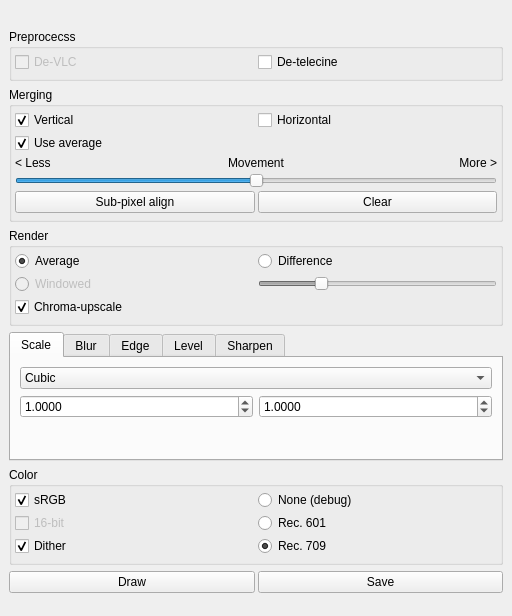
This is src/mainwindow.ui in spillerrec/Overmix as Qt 5 draws it before an edit. The edited form follows.
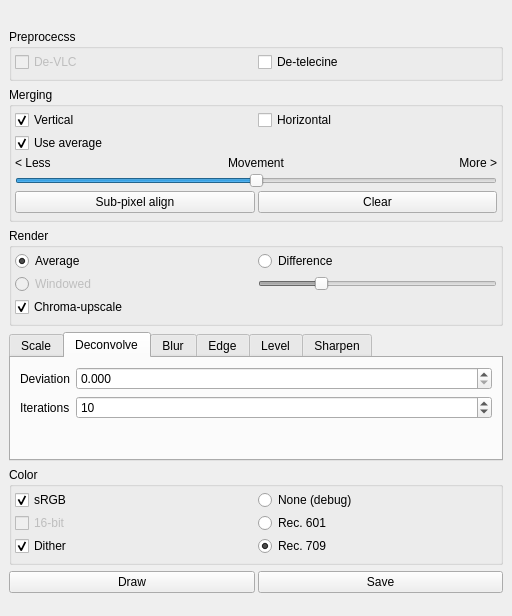
This is the edited form. The open tabs and pages were chosen to show the change.

Commit message: ADD: deconvolve tab in post-processing UI

Diff of the .ui file:
```diff
--- a/src/mainwindow.ui
+++ b/src/mainwindow.ui
@@ -380,6 +380,63 @@
           </item>
          </layout>
         </widget>
+        <widget class="QWidget" name="tab_6">
+         <attribute name="title">
+          <string>Deconvolve</string>
+         </attribute>
+         <layout class="QFormLayout" name="formLayout">
+          <item row="1" column="0">
+           <widget class="QLabel" name="label_10">
+            <property name="text">
+             <string>Deviation</string>
+            </property>
+           </widget>
+          </item>
+          <item row="1" column="1">
+           <widget class="QDoubleSpinBox" name="dsbx_deviation">
+            <property name="decimals">
+             <number>3</number>
+            </property>
+            <property name="singleStep">
+             <double>0.100000000000000</double>
+            </property>
+           </widget>
+          </item>
+          <item row="3" column="0">
+           <widget class="QLabel" name="label_11">
+            <property name="text">
+             <string>Iterations</string>
+            </property>
+           </widget>
+          </item>
+          <item row="3" column="1">
+           <widget class="QSpinBox" name="sbx_iterations">
+            <property name="maximum">
+             <number>1000</number>
+            </property>
+            <property name="singleStep">
+             <number>5</number>
+            </property>
+            <property name="value">
+             <number>10</number>
+            </property>
+           </widget>
+          </item>
+          <item row="4" column="1">
+           <spacer name="verticalSpacer_6">
+            <property name="orientation">
+             <enum>Qt::Vertical</enum>
+            </property>
+            <property name="sizeHint" stdset="0">
+             <size>
+              <width>0</width>
+              <height>0</height>
+             </size>
+            </property>
+           </spacer>
+          </item>
+         </layout>
+        </widget>
         <widget class="QWidget" name="tab_3">
          <attribute name="title">
           <string>Blur</string>
```
Left out of the diff: 13 changed lines with no effect on the pictures. The commit also changes 1 other file.
